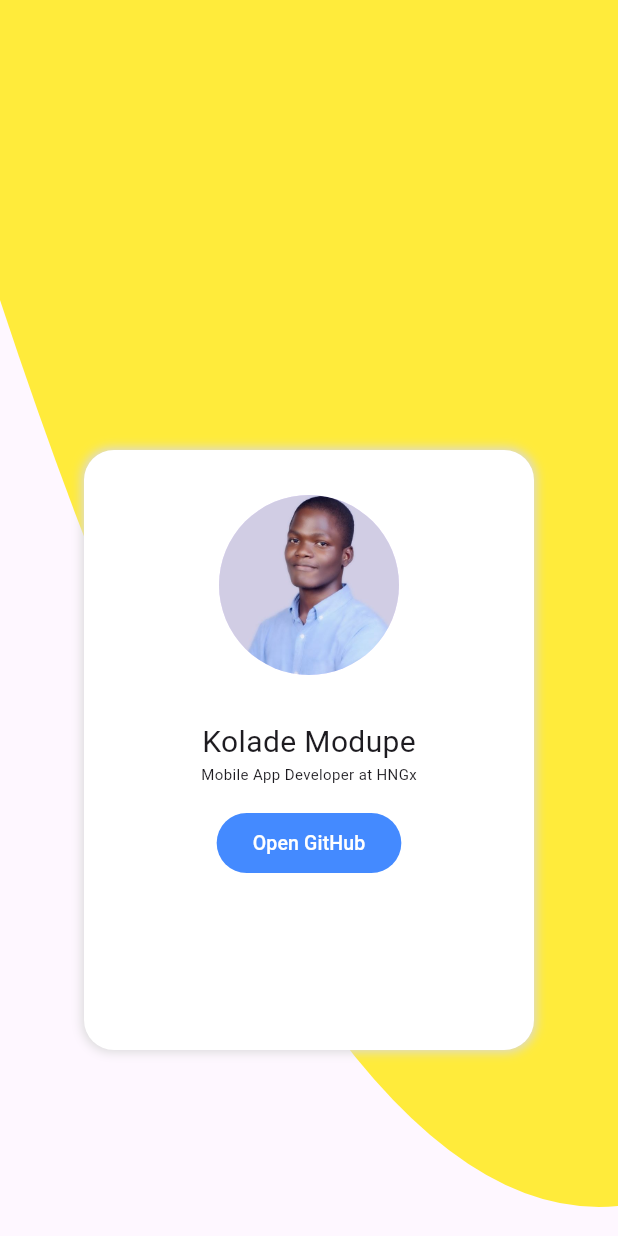
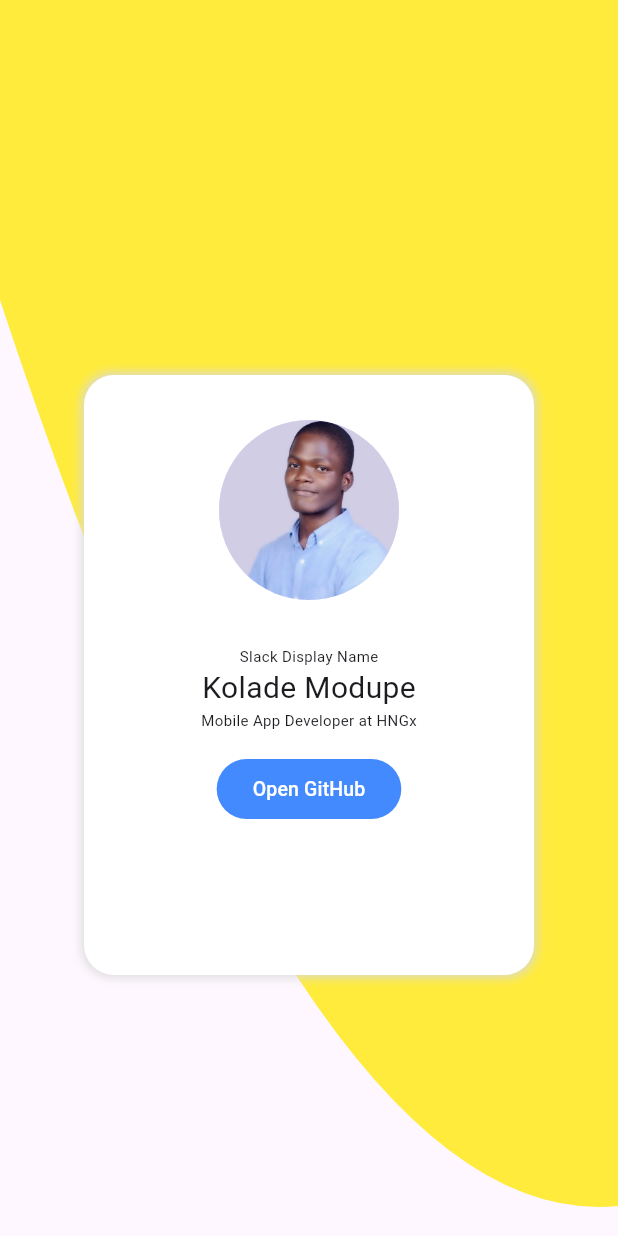
Before and after one commit to Kolonel007/hng_stg1_proj_v1, a Flutter app: the screen it shows after launch, on a phone screen of 412 x 824 dp. Run offline on Flutter 3.47's test engine with Material 3 defaults, Android fonts, the phone set to English and light mode, and no system bars; our stand-ins replace webview_flutter.

Commit message:
final commit sep9

```diff
--- a/lib/main.dart
+++ b/lib/main.dart
@@ -58,7 +58,7 @@ class _MyHomePageState extends State<MyHomePage> {
                             ),
 
               Positioned(
-                top: 300,
+                top: 250,
 
                 child: Container(
                   decoration: BoxDecoration(color: Colors.white, borderRadius: BorderRadius.circular(20),
@@ -82,6 +82,7 @@ class _MyHomePageState extends State<MyHomePage> {
                           ),),
                       ),
 
+                      const Text ('Slack Display Name',style: TextStyle(fontSize: 10),),
                       const Text ('Kolade Modupe',style: TextStyle(fontSize: 20),),
                       const Text ('Mobile App Developer at HNGx',style: TextStyle(fontSize: 10),),
 
```
Also changed, not shown: 3 other files.
